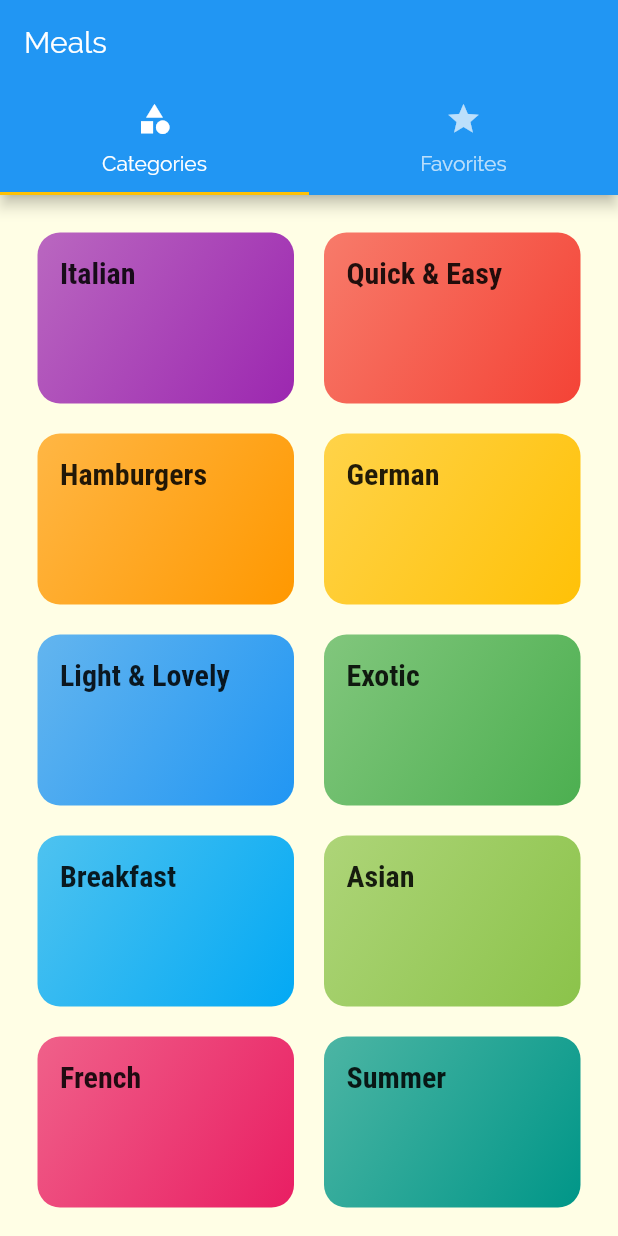
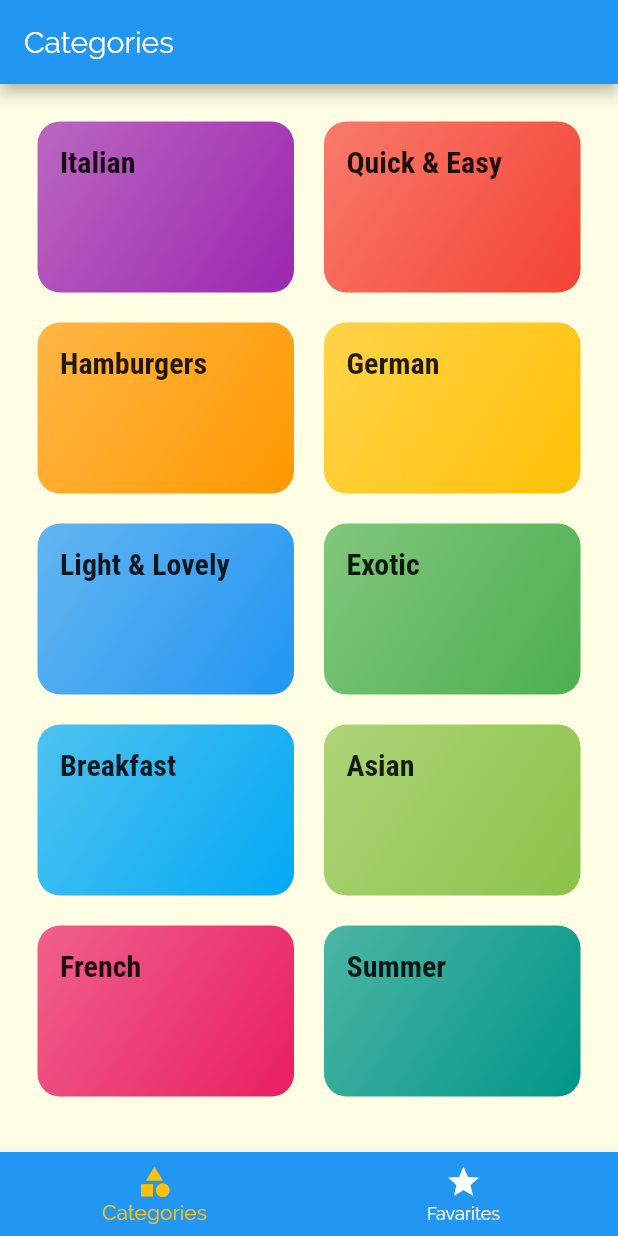
Before and after one commit to ixsho/meal_recipes, a Flutter app: the screen it shows after launch, on a phone screen of 412 x 824 dp. Run offline on Flutter 3.47's test engine with Material 2 defaults, Android fonts, the phone set to English and light mode, and no system bars.

```diff
--- a/lib/screens/tabs_screen.dart
+++ b/lib/screens/tabs_screen.dart
@@ -1,5 +1,5 @@
 import 'package:flutter/material.dart';
-import 'package:meal_recipes/screens/favorites_screen.dart';
+import './favorites_screen.dart';
 import './categories_screen.dart';
 
 class TabsScreen extends StatefulWidget {
@@ -8,34 +8,50 @@ class TabsScreen extends StatefulWidget {
 }
 
 class _TabsScreenState extends State<TabsScreen> {
+  final List<Map<String, Object>> _pages = [
+    {
+      'page': CategoriesScreen(),
+      'title': 'Categories',
+    },
+    {
+      'page': FavoritesScreen(),
+      'title': 'Your Favorite',
+    },
+  ];
+  int _selectedPageIndex = 0;
+
+  void _selectPage(int index) {
+    setState(() {
+      _selectedPageIndex = index;
+    });
+  }
+
   @override
   Widget build(BuildContext context) {
-    return DefaultTabController(
-      length: 2,
-      child: Scaffold(
-        appBar: AppBar(
-          title: Text('Meals'),
-          bottom: TabBar(
-            tabs: <Widget>[
-              Tab(
-                icon: Icon(Icons.category),
-                text: 'Categories',
-              ),
-              Tab(
-                icon: Icon(
-                  Icons.star,
-                ),
-                text: 'Favorites',
-              ),
-            ],
+    return Scaffold(
+      appBar: AppBar(
+        title: Text(_pages[_selectedPageIndex]['title']),
+      ),
+      body: _pages[_selectedPageIndex]['page'],
+      bottomNavigationBar: BottomNavigationBar(
+        backgroundColor: Theme.of(context).primaryColor,
+        unselectedItemColor: Colors.white,
+        selectedItemColor: Theme.of(context).accentColor,
+        currentIndex: _selectedPageIndex,
+        type: BottomNavigationBarType.fixed,
+        onTap: _selectPage,
+        items: [
+          BottomNavigationBarItem(
+            backgroundColor: Theme.of(context).primaryColor,
+            icon: Icon(Icons.category),
+            title: Text('Categories'),
           ),
-        ),
-        body: TabBarView(
-          children: <Widget>[
-            CategoriesScreen(),
-            FavoritesScreen(),
-          ],
-        ),
+          BottomNavigationBarItem(
+            backgroundColor: Theme.of(context).primaryColor,
+            icon: Icon(Icons.star),
+            title: Text('Favarites'),
+          ),
+        ],
       ),
     );
   }
```
